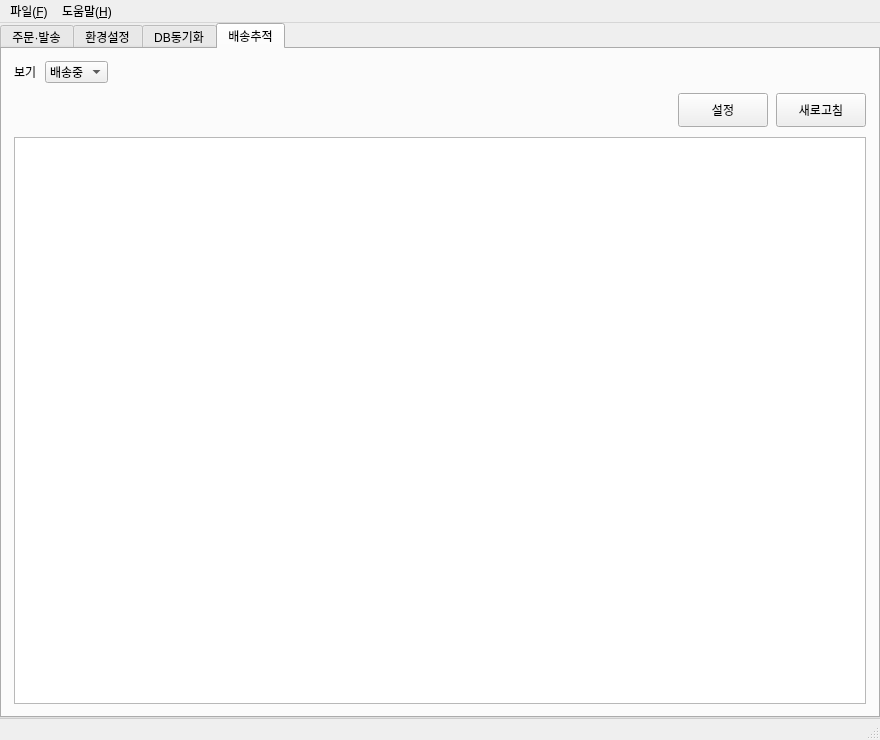
First picture: the form in ui/main_window.ui, repository Peanut0711/easy-fulfill, before the edit.
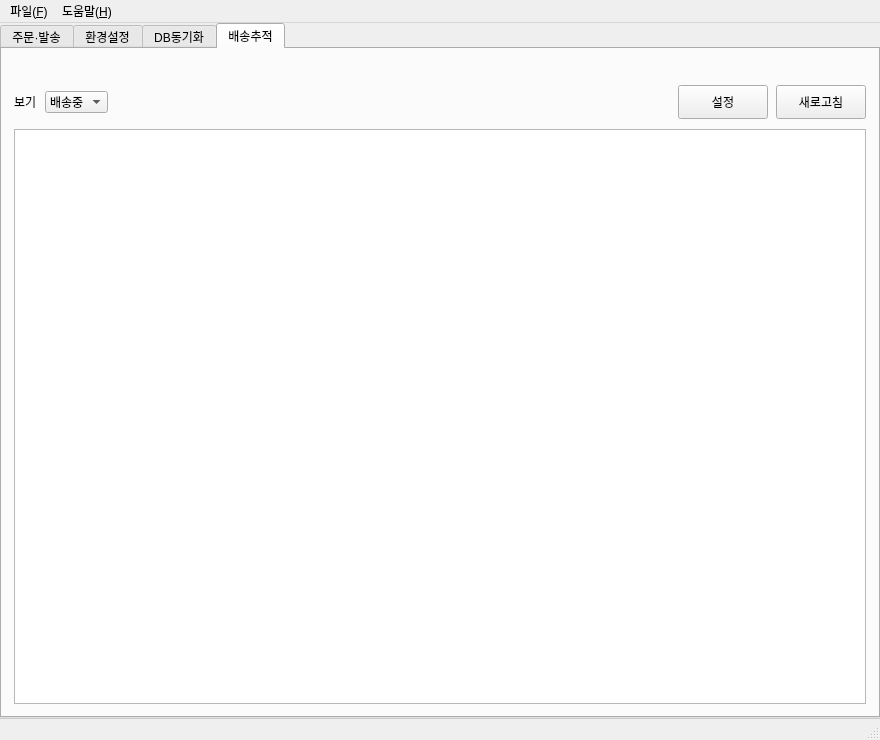
Second picture: the form after the edit. The open tabs and pages were chosen to show the change.

Commit message:
style(ui): 보기 콤보를 설정/새로고침 행으로 이동(윗줄은 건수/위험만)
- 윗줄: 건수 · 위험 라인만(우측 정렬)
- 아랫줄: [보기 ▼] [요약 ····] [설정] [새로고침]

The edit to the form file:
```diff
--- a/ui/main_window.ui
+++ b/ui/main_window.ui
@@ -1309,32 +1309,6 @@
           <property name="spacing">
            <number>8</number>
           </property>
-          <item>
-           <widget class="QLabel" name="label_tracking_filter">
-            <property name="text">
-             <string>보기</string>
-            </property>
-           </widget>
-          </item>
-          <item>
-           <widget class="QComboBox" name="comboBox_tracking_filter">
-            <item>
-             <property name="text">
-              <string>배송중</string>
-             </property>
-            </item>
-            <item>
-             <property name="text">
-              <string>오늘</string>
-             </property>
-            </item>
-            <item>
-             <property name="text">
-              <string>전체</string>
-             </property>
-            </item>
-           </widget>
-          </item>
           <item>
            <widget class="QLabel" name="label_tracking_count">
             <property name="sizePolicy">
@@ -1358,6 +1332,32 @@
           <property name="spacing">
            <number>8</number>
           </property>
+          <item>
+           <widget class="QLabel" name="label_tracking_filter">
+            <property name="text">
+             <string>보기</string>
+            </property>
+           </widget>
+          </item>
+          <item>
+           <widget class="QComboBox" name="comboBox_tracking_filter">
+            <item>
+             <property name="text">
+              <string>배송중</string>
+             </property>
+            </item>
+            <item>
+             <property name="text">
+              <string>오늘</string>
+             </property>
+            </item>
+            <item>
+             <property name="text">
+              <string>전체</string>
+             </property>
+            </item>
+           </widget>
+          </item>
           <item>
            <widget class="QLabel" name="label_tracking_summary">
             <property name="sizePolicy">
```
